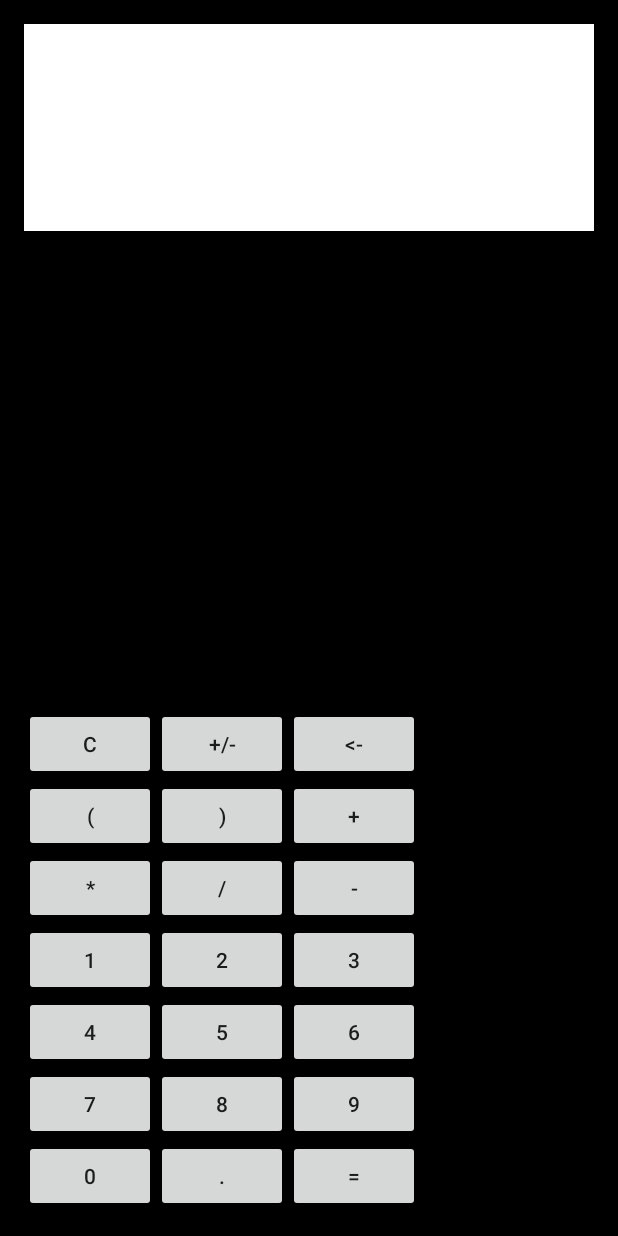
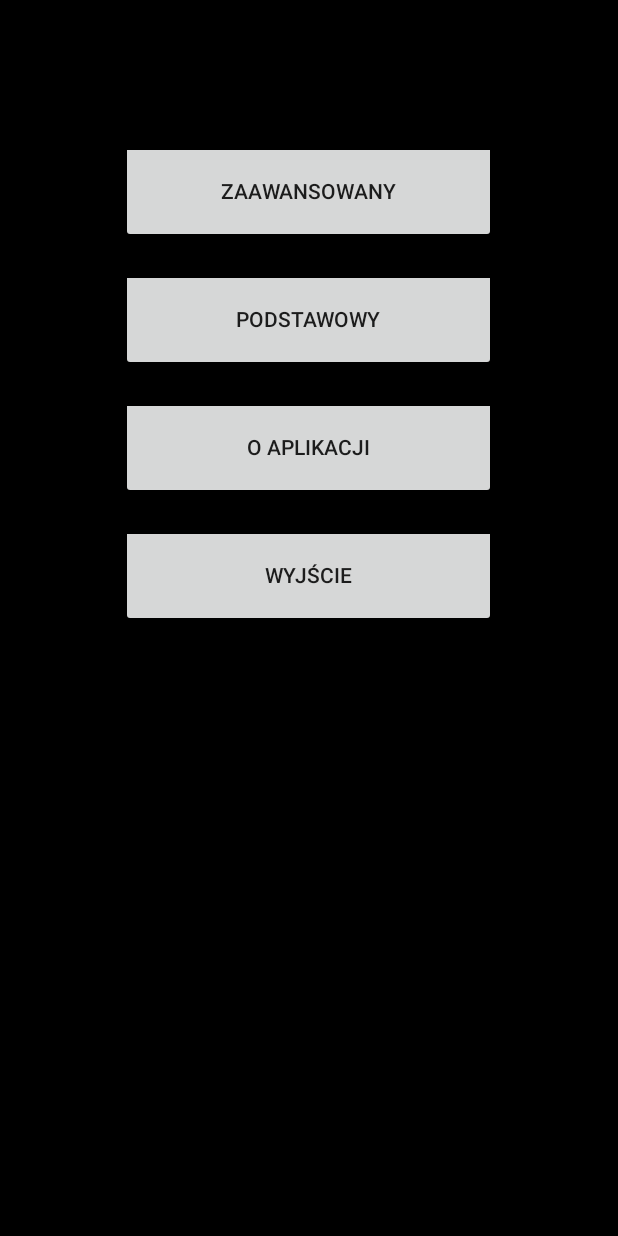
Before and after one commit to Stadzior/AndroidCalculator, an Android app: the screen it shows after launch (AdvancedActivity before the commit, MainActivity after it), on a phone screen of 412 x 824 dp. Run offline under Robolectric (Android 15) with nearby library versions, the phone set to English and light mode, and no system bars.

```diff
--- /dev/null
+++ b/app/src/main/java/com/example/kamil/androidcalculator/MainActivity.java
@@ -0,0 +1,35 @@
+package com.example.kamil.androidcalculator;
+
+import android.content.Intent;
+import android.support.v7.app.AppCompatActivity;
+import android.os.Bundle;
+import android.view.View;
+import android.widget.Button;
+
+import static android.app.PendingIntent.getActivity;
+
+public class MainActivity extends AppCompatActivity {
+
+    @Override
+    protected void onCreate(Bundle savedInstanceState) {
+        super.onCreate(savedInstanceState);
+        setContentView(R.layout.activity_main);
+    }
+
+    public void OpenAdvanced(View view) {
+        Intent myIntent = new Intent(MainActivity.this, AdvancedActivity.class);
+        MainActivity.this.startActivity(myIntent);
+    }
+    public void OpenBasic(View view) {
+        Intent myIntent = new Intent(MainActivity.this, BasicActivity.class);
+        MainActivity.this.startActivity(myIntent);
+    }
+    public void OpenAbout(View view) {
+        Intent myIntent = new Intent(MainActivity.this, AboutActivity.class);
+        MainActivity.this.startActivity(myIntent);
+    }
+
+    public void CloseApplication(View view) {
+        this.finishAffinity();
+    }
+}
--- /dev/null
+++ b/app/src/main/res/layout/activity_main.xml
@@ -0,0 +1,76 @@
+<?xml version="1.0" encoding="utf-8"?>
+<RelativeLayout xmlns:android="http://schemas.android.com/apk/res/android"
+    android:layout_width="match_parent"
+    android:layout_height="match_parent"
+    android:background="#000000">
+
+    <LinearLayout
+        android:orientation="vertical"
+        android:layout_width="match_parent"
+        android:layout_height="match_parent"
+        android:layout_centerHorizontal="true"
+        android:layout_alignParentTop="true">
+
+        <TableRow
+            android:layout_width="wrap_content"
+            android:layout_height="wrap_content"
+            android:layout_marginTop="100dp"
+            android:layout_gravity="center_horizontal">
+
+            <Button
+                android:layout_width="250dp"
+                android:layout_height="70dp"
+                android:text="Zaawansowany"
+                android:id="@+id/btnAdvanced"
+                android:layout_marginBottom="15dp"
+                android:layout_gravity="center"
+                android:onClick="OpenAdvanced" />
+        </TableRow>
+
+        <TableRow
+            android:layout_width="wrap_content"
+            android:layout_height="wrap_content"
+            android:layout_gravity="center_horizontal">
+
+            <Button
+                android:layout_width="250dp"
+                android:layout_height="70dp"
+                android:text="Podstawowy"
+                android:id="@+id/btnBasic"
+                android:layout_marginBottom="15dp"
+                android:layout_gravity="center"
+                android:onClick="OpenBasic" />
+        </TableRow>
+
+        <TableRow
+            android:layout_width="wrap_content"
+            android:layout_height="wrap_content"
+            android:layout_gravity="center_horizontal">
+
+            <Button
+                android:layout_width="250dp"
+                android:layout_height="70dp"
+                android:text="O aplikacji"
+                android:id="@+id/btnAbout"
+                android:layout_marginBottom="15dp"
+                android:layout_gravity="center"
+                android:onClick="OpenAbout" />
+        </TableRow>
+
+        <TableRow
+            android:layout_width="wrap_content"
+            android:layout_height="wrap_content"
+            android:layout_gravity="center_horizontal">
+
+            <Button
+                android:layout_width="250dp"
+                android:layout_height="70dp"
+                android:text="Wyjście"
+                android:id="@+id/btnExit"
+                android:layout_marginBottom="15dp"
+                android:layout_gravity="center"
+                android:onClick="CloseApplication" />
+        </TableRow>
+
+    </LinearLayout>
+</RelativeLayout>
--- a/app/src/main/res/values/strings.xml
+++ b/app/src/main/res/values/strings.xml
@@ -1,6 +1,6 @@
 <resources>
-    <string name="app_name">androidCalculator</string>
-    <string name="action_settings">Settings</string>
+    <string name="app_name">Android Calculator</string>
+    <string name="action_settings">Opcje</string>
     <string name="btnClearText">C</string>
     <string name="btnSqrtText">√</string>
     <string name="btnLogText">log</string>
```
Also changed, not shown: app/src/main/AndroidManifest.xml (+9 -3 lines), app/src/main/java/com/example/kamil/androidcalculator/AboutActivity.java (added, +13 -0 lines), app/src/main/java/com/example/kamil/androidcalculator/BasicActivity.java (added, +13 -0 lines), app/src/main/res/layout/activity_about.xml (added, +12 -0 lines), app/src/main/res/layout/activity_basic.xml (added, +12 -0 lines), app/src/main/ic_launcher-web.png (added), app/src/main/res/mipmap-hdpi/ic_launcher.png, app/src/main/res/mipmap-mdpi/ic_launcher.png, app/src/main/res/mipmap-xhdpi/ic_launcher.png, app/src/main/res/mipmap-xxhdpi/ic_launcher.png, app/src/main/res/mipmap-xxxhdpi/ic_launcher.png, 1 other file.
